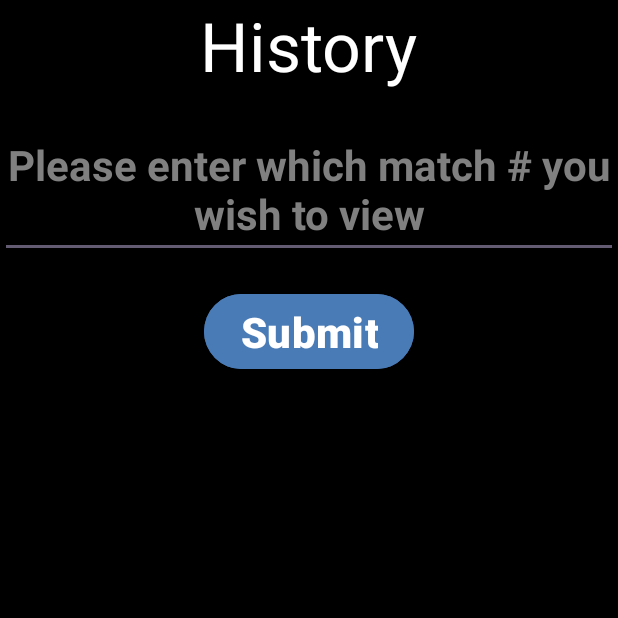
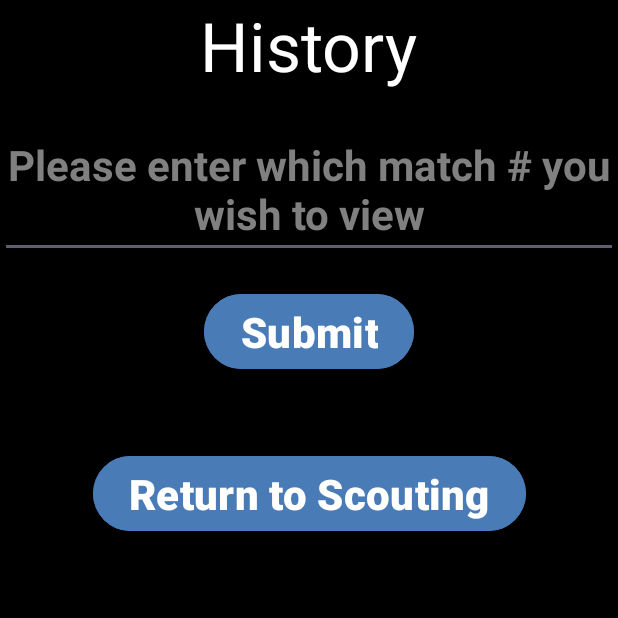
Before and after one commit to Kushal701151/Reefscape---Strategy---Android, an Android app: the HistoryActivity screen opened directly, with no data from a screen before it, on a phone screen of 412 x 824 dp, the top half of it. Run offline under Robolectric (Android 15) with nearby library versions, the phone set to English and light mode, and no system bars.

Commit message:
finished dumbass controls

```diff
--- a/app/src/main/res/layout/activity_history.xml
+++ b/app/src/main/res/layout/activity_history.xml
@@ -90,6 +90,36 @@
                 android:layout_height="wrap_content"
                 android:layout_weight="1" />
         </LinearLayout>
+        <Space
+            android:layout_width="match_parent"
+            android:layout_height="50dp" />
+        <LinearLayout
+            android:layout_width="match_parent"
+            android:layout_height="wrap_content"
+            android:orientation="horizontal">
+
+            <Space
+                android:layout_width="100dp"
+                android:layout_height="wrap_content"
+                android:layout_weight="1" />
+
+            <Button
+                android:onClick="Return"
+                android:id="@+id/Return"
+                android:layout_width="wrap_content"
+                android:layout_height="wrap_content"
+                android:text="Return to Scouting"
+                android:backgroundTint="@color/orange"
+                android:textAlignment="center"
+                android:textColor="@color/white"
+                android:textSize="28sp"
+                android:textStyle="bold" />
+
+            <Space
+                android:layout_width="100dp"
+                android:layout_height="wrap_content"
+                android:layout_weight="1" />
+        </LinearLayout>
 
 
 
```
Also changed, not shown: app/src/main/java/com/example/githubreefscape/HistoryActivity.java (+22 -0 lines), app/src/main/java/com/example/githubreefscape/MainActivity.java (+3 -22 lines).
